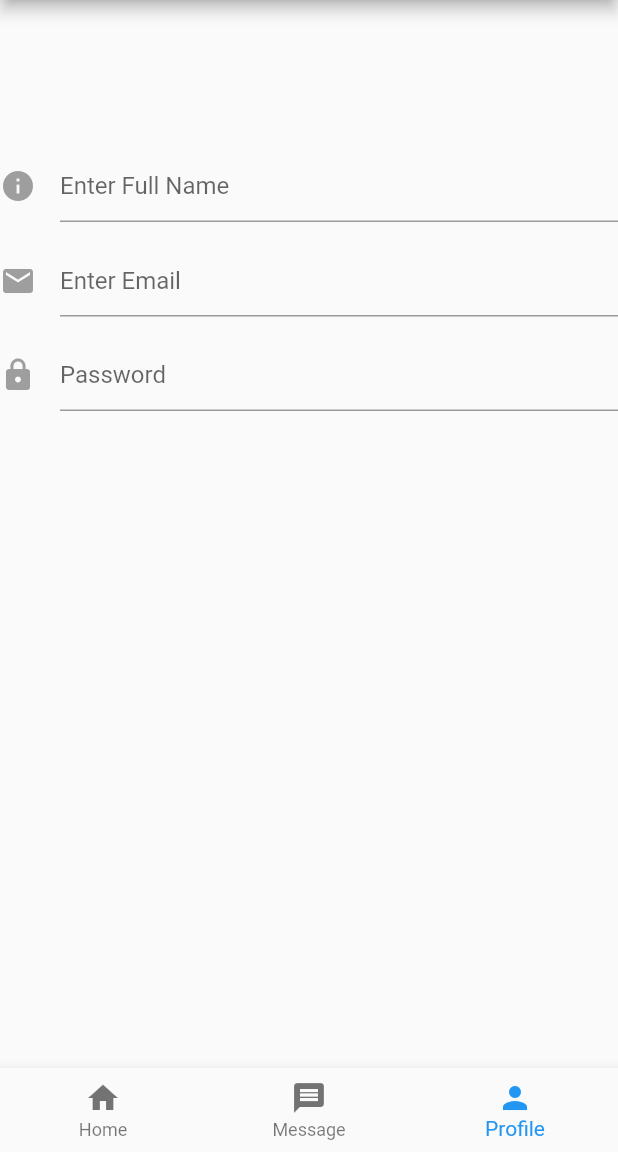
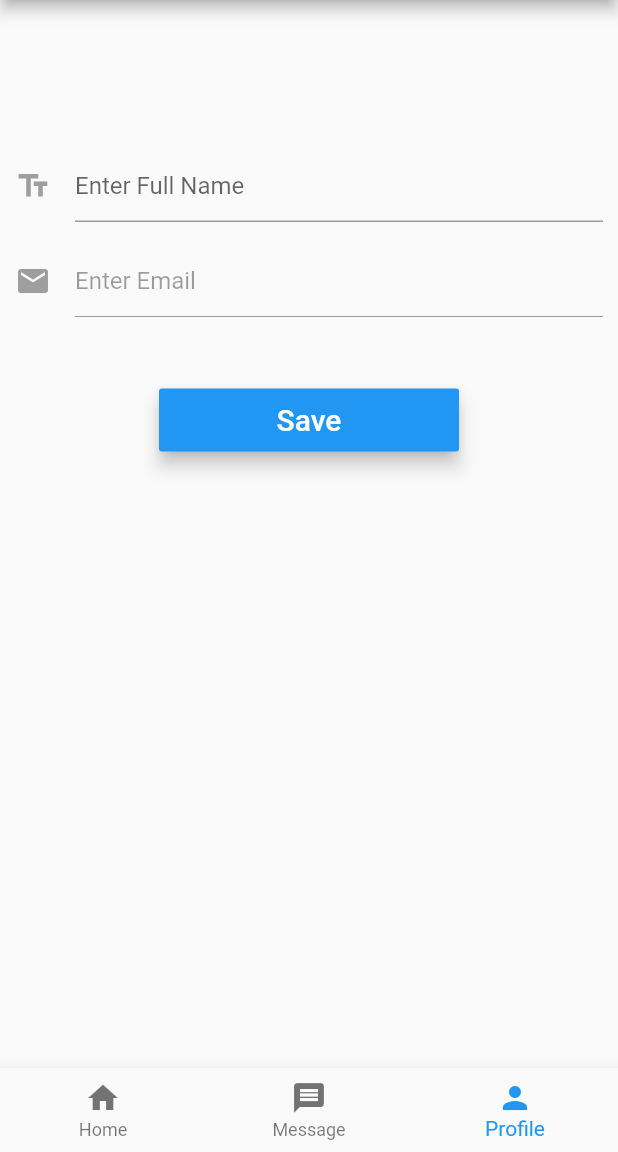
Before and after one commit to tgairborne/myforum, a Flutter app: the HomePage screen opened directly, item 3 of the bottom bar chosen, on a phone screen of 412 x 824 dp, the part 84-1236 px from its top. Run offline on Flutter 3.47's test engine with Material 2 defaults, Android fonts, the phone set to English and light mode, and no system bars; our stand-ins replace cloud_firestore, firebase_auth; accounts and stored records are empty.

Commit message:
AddedProfileLoad

```diff
--- a/lib/home_page.dart
+++ b/lib/home_page.dart
@@ -21,7 +21,7 @@ class _HomePageState extends State<HomePage> {
   final List<Widget> _children = [
     PlaceholderWidget(Colors.grey),
     MessageWidget(),
-    ProfileWidget()
+    ProfileWidget(auth: new Auth())
   ];
 
   _signOut() async {
@@ -32,6 +32,8 @@ class _HomePageState extends State<HomePage> {
       print(e);
     }
   }
+
+
 
   @override
   Widget build(BuildContext context) {
--- a/lib/profile_page.dart
+++ b/lib/profile_page.dart
@@ -1,45 +1,90 @@
 import 'package:flutter/material.dart';
+import 'package:cloud_firestore/cloud_firestore.dart';
+import 'authentication.dart';
 
 class ProfileWidget extends StatefulWidget {
+
+  ProfileWidget({this.auth});
+
+  final BaseAuth auth;
+
   @override
   _ProfileWidgetState createState() => new _ProfileWidgetState();
 }
 
+enum AuthStatus {
+  NOT_DETERMINED,
+  LOGGED_OUT,
+  LOGGED_IN,
+}
+
 class _ProfileWidgetState extends State<ProfileWidget> {
+
+  AuthStatus authStatus = AuthStatus.NOT_DETERMINED;
   final _formKey = new GlobalKey<FormState>();
-
+  String _authID = '';
   String _name;
   String _email;
   String _password;
   String _errorMessage = "";
 
+  bool _isIos = false;
+  bool _isLoading = false;
+
+  var userDocument;
+
   @override
+
+  void initState() {
+    super.initState();
+    widget.auth.getCurrentUser().then((user) {
+      setState(() {
+        if (user != null) {
+          _authID = user?.uid;
+        }
+        authStatus =
+            user?.uid == null ? AuthStatus.LOGGED_OUT : AuthStatus.LOGGED_IN;
+      });
+    });
+  }
+
   Widget build(BuildContext context) {
     return new Scaffold(
       body: Column(
         children: <Widget>[
-          formWidget(),
+          new StreamBuilder(
+              stream: Firestore.instance
+                  .collection('UserData')
+                  .document(_authID)
+                  .snapshots(),
+              builder: (context, snapshot) {
+                if (!snapshot.hasData) {
+                  return new Text("Loading");
+                }
+                userDocument = snapshot.data;
+                return formWidget(userDocument);
+              }),
         ],
       ),
     );
   }
 
-  Widget formWidget() {
+  Widget formWidget(var userDocument) {
     return Form(
       key: _formKey,
       child: Column(
         children: <Widget>[
-          _nameWidget(),
-          _emailWidget(),
-          _passwordWidget(),
+          _nameWidget(userDocument["FullName"]),
+          _emailWidget(userDocument["Email"]),
+          updateButtonWidget()
         ],
       ),
     );
   }
 
-  Widget _nameWidget() {
+  Widget _nameWidget(var fullName) {
     return Padding(
-      padding: const EdgeInsets.fromLTRB(0.0, 100.0, 0.0, 0.0),
+      padding: const EdgeInsets.fromLTRB(10.0, 100.0, 10.0, 0.0),
       child: TextFormField(
         maxLines: 1,
         keyboardType: TextInputType.text,
@@ -47,19 +92,21 @@ class _ProfileWidgetState extends State<ProfileWidget> {
         decoration: new InputDecoration(
             hintText: 'Enter Full Name',
             icon: new Icon(
-              Icons.info,
+              Icons.text_fields,
               color: Colors.grey,
             )),
         validator: (value) => value.isEmpty ? 'Email cannot be empty' : null,
+        initialValue: fullName,
         onSaved: (value) => _name = value.trim(),
       ),
     );
   }
 
-  Widget _emailWidget() {
+  Widget _emailWidget(var eMail) {
     return Padding(
-      padding: const EdgeInsets.fromLTRB(0.0, 15.0, 0.0, 0.0),
+      padding: const EdgeInsets.fromLTRB(10.0, 15.0, 10.0, 0.0),
       child: TextFormField(
+        enabled: false,
         maxLines: 1,
         keyboardType: TextInputType.emailAddress,
         autofocus: false,
@@ -70,27 +117,47 @@ class _ProfileWidgetState extends State<ProfileWidget> {
               color: Colors.grey,
             )),
         validator: (value) => value.isEmpty ? 'Email cannot be empty' : null,
+        initialValue: eMail,
         onSaved: (value) => _email = value.trim(),
       ),
     );
   }
 
-  Widget _passwordWidget() {
-    return Padding(
-      padding: const EdgeInsets.fromLTRB(0.0, 15.0, 0.0, 0.0),
-      child: new TextFormField(
-        maxLines: 1,
-        obscureText: true,
-        autofocus: false,
-        decoration: new InputDecoration(
-            hintText: 'Password',
-            icon: new Icon(
-              Icons.lock,
-              color: Colors.grey,
-            )),
-        validator: (value) => value.isEmpty ? 'Password cannot be empty' : null,
-        onSaved: (value) => _password = value.trim(),
-      ),
-    );
+  Widget updateButtonWidget() {
+    return new Padding(
+        padding: EdgeInsets.fromLTRB(0.0, 45.0, 0.0, 0.0),
+        child: new MaterialButton(
+            elevation: 5.0,
+            minWidth: 200.0,
+            height: 42.0,
+            color: Colors.blue,
+            child: new Text('Save',
+                style: new TextStyle(fontSize: 20.0, color: Colors.white)),
+            onPressed: () {
+              _save();
+            }));
+  }
+
+  bool _validateAndSave() {
+    final form = _formKey.currentState;
+    if (form.validate()) {
+      form.save();
+      return true;
+    }
+    return false;
+  }
+
+  _save() async {
+    setState(() {
+      _errorMessage = "";
+      _isLoading = true;
+    });
+
+    if (_validateAndSave()) {
+
+      print(_name);
+      print(_authID);
+
+    }
   }
 }
--- a/pubspec.yaml
+++ b/pubspec.yaml
@@ -27,6 +27,7 @@ dependencies:
   firebase_auth: ^0.15.4
   splashscreen : 1.2.0
   flutter_signin_button: ^1.0.0
+  cloud_firestore: ^0.13.5
 
 dev_dependencies:
   flutter_test:
```
Also changed, not shown: lib/LoginSignupPage.dart (+69 -7 lines), pubspec.lock, 1 other file.
